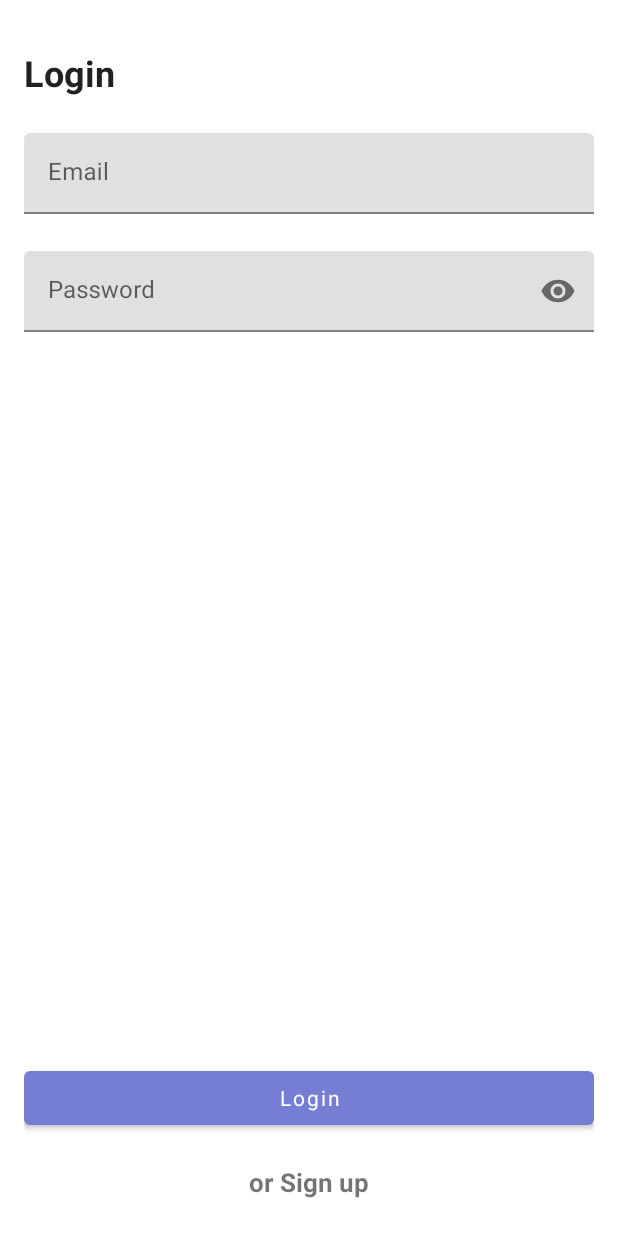
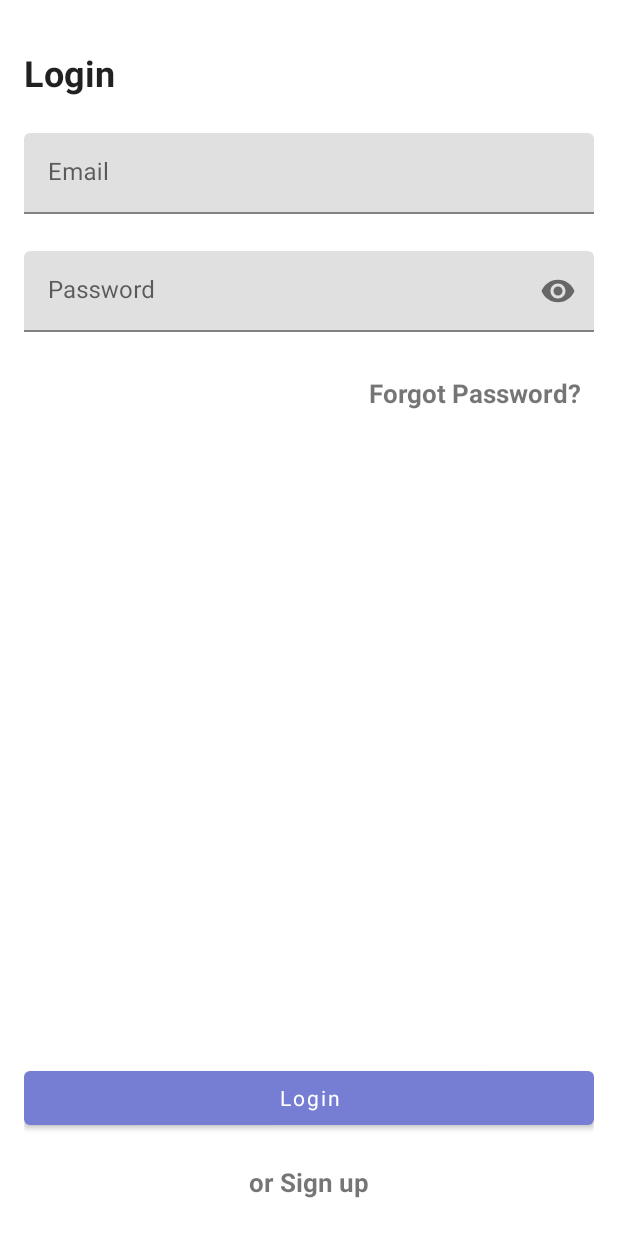
Before and after one commit to ChibuFirst/DroidHub, an Android app: the screen it shows after launch (MainActivity), after a tap on "or Login", on a phone screen of 412 x 824 dp. Run offline under Robolectric (Android 15) with nearby library versions, the phone set to English and light mode, and no system bars; our stand-ins replace Firebase (no records; nobody signed in at launch, a user with empty details on screens opened directly); 1 other tap on this screen came first.

Commit message:
feat: implemented user password reset

```diff
--- a/app/src/main/res/layout/fragment_login.xml
+++ b/app/src/main/res/layout/fragment_login.xml
@@ -59,6 +59,18 @@
 
     </com.google.android.material.textfield.TextInputLayout>
 
+    <TextView
+        android:id="@+id/text_forgot_password"
+        android:layout_width="wrap_content"
+        android:layout_height="wrap_content"
+        android:background="?attr/selectableItemBackground"
+        android:padding="8dp"
+        android:text="@string/forgot_password"
+        android:textSize="17sp"
+        android:textStyle="bold"
+        app:layout_constraintTop_toBottomOf="@id/password_layout"
+        app:layout_constraintEnd_toEndOf="parent" />
+
     <ProgressBar
         android:id="@+id/progress_bar"
         android:layout_width="wrap_content"
@@ -67,7 +79,7 @@
         app:layout_constraintBottom_toTopOf="@id/button_login"
         app:layout_constraintEnd_toEndOf="parent"
         app:layout_constraintStart_toStartOf="parent"
-        app:layout_constraintTop_toBottomOf="@id/password_layout" />
+        app:layout_constraintTop_toBottomOf="@id/text_forgot_password" />
 
     <Button
         android:id="@+id/button_login"
--- a/app/src/main/res/navigation/app_navigation.xml
+++ b/app/src/main/res/navigation/app_navigation.xml
@@ -32,6 +32,10 @@
             android:id="@+id/action_loginFragment_to_signUpFragment"
             app:destination="@id/signUpFragment"
             app:popUpTo="@id/nav_graph" />
+        <action
+            android:id="@+id/action_loginFragment_to_forgotPasswordFragment"
+            app:destination="@id/forgotPasswordFragment"
+            app:popUpTo="@id/nav_graph" />
     </fragment>
     <fragment
         android:id="@+id/filesFragment"
@@ -60,4 +64,14 @@
             app:destination="@id/filesFragment"
             app:popUpTo="@id/nav_graph" />
     </fragment>
+    <fragment
+        android:id="@+id/forgotPasswordFragment"
+        android:name="com.example.droidhub.screens.ForgotPasswordFragment"
+        android:label="fragment_forgot_password"
+        tools:layout="@layout/fragment_forgot_password" >
+        <action
+            android:id="@+id/action_forgotPasswordFragment_to_loginFragment"
+            app:destination="@id/loginFragment"
+            app:popUpTo="@id/nav_graph" />
+    </fragment>
 </navigation>
--- a/app/src/main/res/values/strings.xml
+++ b/app/src/main/res/values/strings.xml
@@ -19,4 +19,7 @@
     <string name="password_length_error">Password should be at least 6 characters.</string>
     <string name="sign_out">Sign out</string>
     <string name="no_files_uploaded_yet">No files uploaded yet.</string>
+    <string name="forgot_password">Forgot Password?</string>
+    <string name="reset_password">Reset Password</string>
+    <string name="reset_info">Kindly enter your email address to receive a password reset link.</string>
 </resources>
```
Also changed, not shown: app/src/main/java/com/example/droidhub/screens/FilesFragment.kt (+6 -2 lines), app/src/main/java/com/example/droidhub/screens/ForgotPasswordFragment.kt (added, +79 -0 lines), app/src/main/java/com/example/droidhub/screens/LoginFragment.kt (+19 -1 lines), app/src/main/java/com/example/droidhub/screens/SignUpFragment.kt (+10 -2 lines), app/src/main/res/layout/fragment_forgot_password.xml (added, +71 -0 lines).
